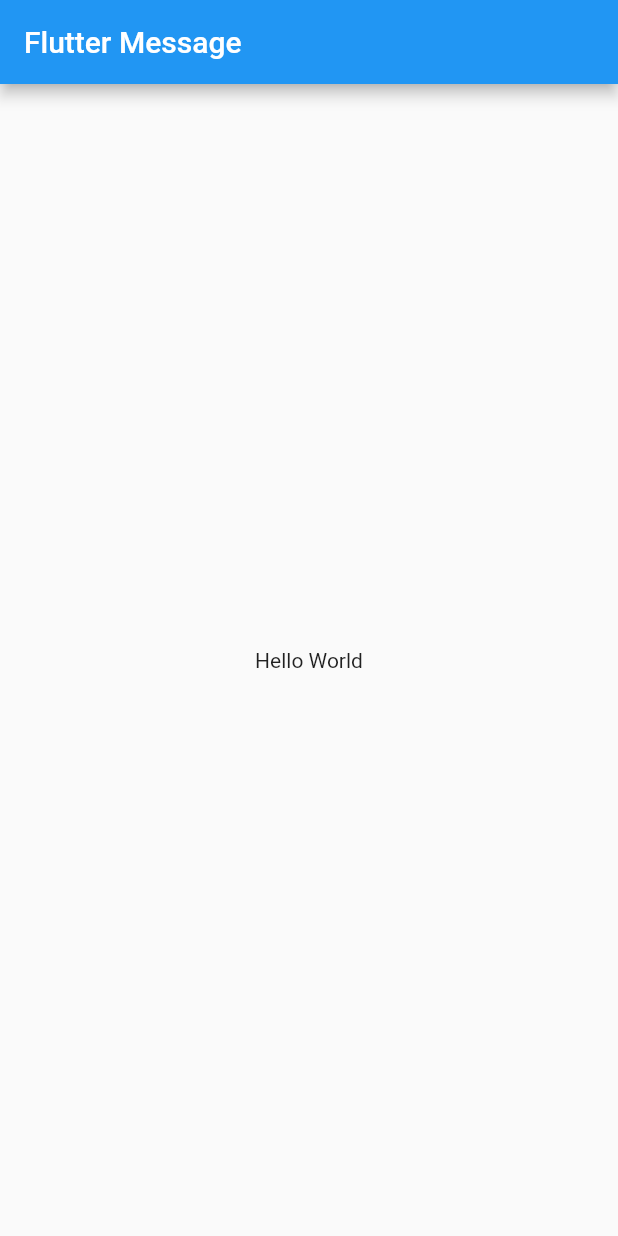
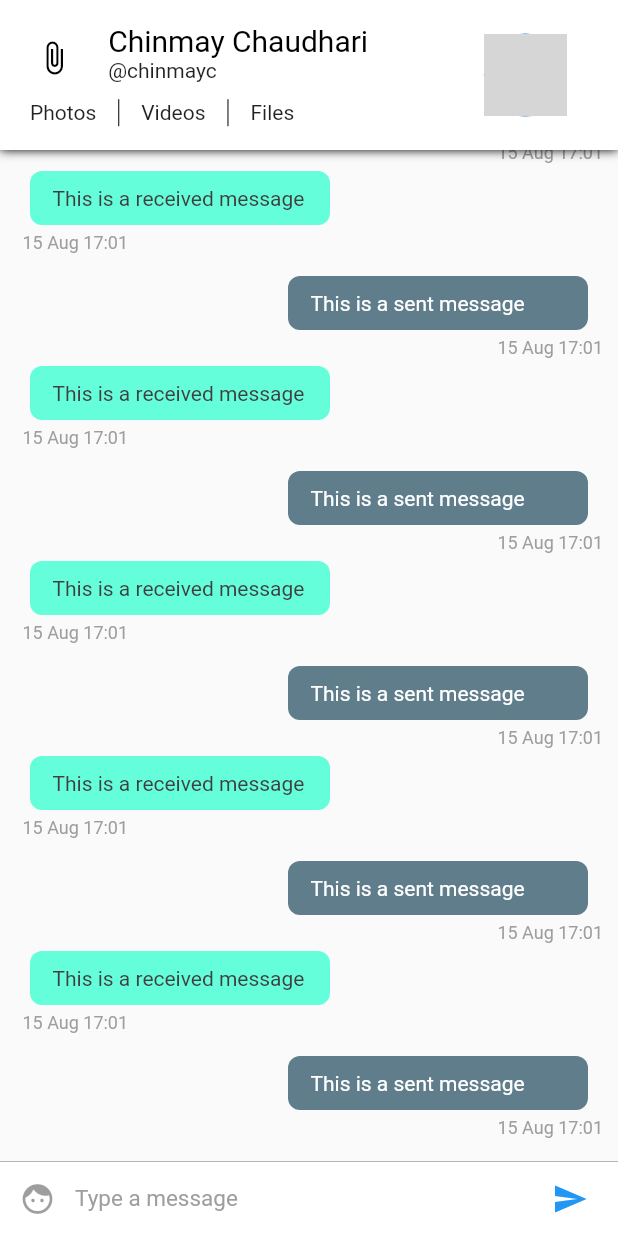
Before and after one commit to chinmayc14/message, a Flutter app: the screen it shows after launch, on a phone screen of 412 x 824 dp. Run offline on Flutter 3.47's test engine with Material 2 defaults, Android fonts, the phone set to English and light mode, and no system bars; grey boxes are pictures that could not be loaded.

Commit message:
third#chatscreen ui

```diff
--- /dev/null
+++ b/lib/config/Assets.dart
@@ -0,0 +1,3 @@
+class Assets {
+  static String user = 'assets/user.png';
+}
--- /dev/null
+++ b/lib/config/Palette.dart
@@ -0,0 +1,15 @@
+import 'package:flutter/material.dart';
+
+// Color palette for the app
+class Palette {
+  static Color primaryColor = Colors.blue;
+  static Color secondaryColor = Colors.black;
+  static Color primaryTextColor = Colors.black;
+  static Color secondaryTextColor = Colors.black87;
+  static Color primaryBackgroundColor = Colors.white;
+  static Color selfMessageBackgroundColor = Colors.blueGrey;
+  static Color otherMessageBackgroundColor = Colors.tealAccent;
+  static Color selfMessageColor = Colors.white;
+  static Color otherMessageColor = Color(0xff3f3f3f);
+  static Color greyColor = Colors.grey;
+}
--- a/lib/main.dart
+++ b/lib/main.dart
@@ -1,8 +1,9 @@
 import 'package:flutter/material.dart';
+import 'package:message/pages/ConversationPageList.dart';
 
-void main() => runApp(MyApp());
+void main() => runApp(Message());
 
-class MyApp extends StatelessWidget {
+class Message extends StatelessWidget {
   // This widget is the root of your application.
   @override
   Widget build(BuildContext context) {
@@ -11,32 +12,7 @@ class MyApp extends StatelessWidget {
       theme: ThemeData(
         primarySwatch: Colors.blue,
       ),
-      home: MyHomePage(title: 'Flutter Message'),
+      home: ConversationPageList(),
     );
   }
 }
-
-class MyHomePage extends StatefulWidget {
-  MyHomePage({Key key, this.title}) : super(key: key);
-
-  final String title;
-
-  @override
-  _MyHomePageState createState() => _MyHomePageState();
-}
-
-class _MyHomePageState extends State<MyHomePage> {
-  @override
-  Widget build(BuildContext context) {
-    return Scaffold(
-      appBar: AppBar(
-        // Here we take the value from the MyHomePage object that was created by
-        // the App.build method, and use it to set our appbar title.
-        title: Text(widget.title),
-      ),
-      body: Center(
-        child: Text('Hello World'),
-      ),
-    );
-  }
-}
--- /dev/null
+++ b/lib/pages/ConversationPage.dart
@@ -0,0 +1,30 @@
+import 'package:flutter/material.dart';
+import 'package:message/widgets/ChatAppBar.dart';
+import 'package:message/widgets/ChatListWidget.dart';
+import 'package:message/widgets/InputWidget.dart';
+
+class ConversationPage extends StatefulWidget {
+  @override
+  _ConversationPageState createState() => _ConversationPageState();
+}
+
+class _ConversationPageState extends State<ConversationPage> {
+  @override
+  Widget build(BuildContext context) {
+    return SafeArea(
+      child: Scaffold(
+        appBar: ChatAppBar(),
+        body: Stack(
+          children: <Widget>[
+            Column(
+              children: <Widget>[
+                ChatListWidget(),
+                InputWidget(),
+              ],
+            ),
+          ],
+        ),
+      ),
+    );
+  }
+}
--- /dev/null
+++ b/lib/pages/ConversationPageList.dart
@@ -0,0 +1,20 @@
+import 'package:flutter/material.dart';
+import 'ConversationPage.dart';
+
+class ConversationPageList extends StatefulWidget {
+  @override
+  _ConversationPageListState createState() => _ConversationPageListState();
+}
+
+class _ConversationPageListState extends State<ConversationPageList> {
+  @override
+  Widget build(BuildContext context) {
+    return PageView(
+      children: <Widget>[
+        ConversationPage(),
+        ConversationPage(),
+        ConversationPage()
+      ],
+    );
+  }
+}
--- /dev/null
+++ b/lib/widgets/ChatAppBar.dart
@@ -0,0 +1,119 @@
+import 'package:flutter/material.dart';
+import 'package:message/config/Palette.dart';
+import 'package:message/config/Assets.dart';
+
+class ChatAppBar extends StatelessWidget implements PreferredSizeWidget {
+  final double height = 100;
+  @override
+  Widget build(BuildContext context) {
+    var textHeading = TextStyle(
+        color: Palette.primaryTextColor,
+        fontSize: 20); // Text style for the name
+    var textStyle = TextStyle(
+        color: Palette.secondaryTextColor); // Text style for everything else
+    double width =
+        MediaQuery.of(context).size.width; // calculate the screen width
+
+    return Material(
+      child: Container(
+        decoration: new BoxDecoration(boxShadow: [
+          //adds a shadow to the appbar
+          new BoxShadow(
+            color: Colors.black,
+            blurRadius: 5.0,
+          )
+        ]),
+        child: Container(
+          color: Palette.primaryBackgroundColor,
+          child: Row(
+            children: <Widget>[
+              Expanded(
+                //we're dividing the appbar into 7 : 3 ratio. 7 is for content and 3 is for the display picture.
+                flex: 7,
+                child: Center(
+                  child: Column(
+                    mainAxisSize: MainAxisSize.min,
+                    children: <Widget>[
+                      Container(
+                          height: 70 - (width * .06),
+                          child: Row(
+                            crossAxisAlignment: CrossAxisAlignment.start,
+                            children: <Widget>[
+                              Expanded(
+                                  flex: 2,
+                                  child: Center(
+                                      child: Icon(
+                                    Icons.attach_file,
+                                    color: Palette.secondaryColor,
+                                  ))),
+                              Expanded(
+                                  flex: 6,
+                                  child: Container(
+                                      child: Column(
+                                    crossAxisAlignment:
+                                        CrossAxisAlignment.start,
+                                    mainAxisAlignment: MainAxisAlignment.center,
+                                    mainAxisSize: MainAxisSize.min,
+                                    children: <Widget>[
+                                      Text('Chinmay Chaudhari',
+                                          style: textHeading),
+                                      Text('@chinmayc', style: textStyle),
+                                    ],
+                                  ))),
+                            ],
+                          )),
+                      //second row containing the buttons for media
+                      Container(
+                          height: 23,
+                          padding: EdgeInsets.fromLTRB(20, 5, 5, 0),
+                          child: Row(
+                            mainAxisAlignment: MainAxisAlignment.start,
+                            crossAxisAlignment: CrossAxisAlignment.center,
+                            children: <Widget>[
+                              Text(
+                                'Photos',
+                                style: textStyle,
+                              ),
+                              VerticalDivider(
+                                width: 30,
+                                color: Palette.primaryTextColor,
+                              ),
+                              Text(
+                                'Videos',
+                                style: textStyle,
+                              ),
+                              VerticalDivider(
+                                width: 30,
+                                color: Palette.primaryTextColor,
+                              ),
+                              Text('Files', style: textStyle)
+                            ],
+                          )),
+                    ],
+                  ),
+                ),
+              ),
+              //This is the display picture
+              Expanded(
+                flex: 3,
+                child: Container(
+                  child: Center(
+                    child: CircleAvatar(
+                      radius: (80 - (width * .06)) / 2,
+                      backgroundImage: Image.asset(
+                        Assets.user,
+                      ).image,
+                    ),
+                  ),
+                ),
+              ),
+            ],
+          ),
+        ),
+      ),
+    );
+  }
+
+  @override
+  Size get preferredSize => Size.fromHeight(height);
+}
--- /dev/null
+++ b/lib/widgets/ChatItemWidget.dart
@@ -0,0 +1,89 @@
+import 'package:flutter/material.dart';
+import 'package:message/config/Palette.dart';
+
+import 'package:intl/intl.dart';
+
+class ChatItemWidget extends StatelessWidget {
+  var index;
+
+  ChatItemWidget(this.index);
+
+  @override
+  Widget build(BuildContext context) {
+    // TODO: implement build
+    if (index % 2 == 0) {
+      //This is the sent message. We'll later use data from firebase instead of index to determine the message is sent or received.
+      return Container(
+          child: Column(children: <Widget>[
+        Row(
+          children: <Widget>[
+            Container(
+              child: Text(
+                'This is a sent message',
+                style: TextStyle(color: Palette.selfMessageColor),
+              ),
+              padding: EdgeInsets.fromLTRB(15.0, 10.0, 15.0, 10.0),
+              width: 200.0,
+              decoration: BoxDecoration(
+                  color: Palette.selfMessageBackgroundColor,
+                  borderRadius: BorderRadius.circular(8.0)),
+              margin: EdgeInsets.only(right: 10.0),
+            )
+          ],
+          mainAxisAlignment:
+              MainAxisAlignment.end, // aligns the chatitem to right end
+        ),
+        Row(mainAxisAlignment: MainAxisAlignment.end, children: <Widget>[
+          Container(
+            child: Text(
+              DateFormat('dd MMM kk:mm')
+                  .format(DateTime.fromMillisecondsSinceEpoch(1565888474278)),
+              style: TextStyle(
+                  color: Palette.greyColor,
+                  fontSize: 12.0,
+                  fontStyle: FontStyle.normal),
+            ),
+            margin: EdgeInsets.only(left: 5.0, top: 5.0, bottom: 5.0),
+          )
+        ])
+      ]));
+    } else {
+      // This is a received message
+      return Container(
+        child: Column(
+          children: <Widget>[
+            Row(
+              children: <Widget>[
+                Container(
+                  child: Text(
+                    'This is a received message',
+                    style: TextStyle(color: Palette.otherMessageColor),
+                  ),
+                  padding: EdgeInsets.fromLTRB(15.0, 10.0, 15.0, 10.0),
+                  width: 200.0,
+                  decoration: BoxDecoration(
+                      color: Palette.otherMessageBackgroundColor,
+                      borderRadius: BorderRadius.circular(8.0)),
+                  margin: EdgeInsets.only(left: 10.0),
+                )
+              ],
+            ),
+            Container(
+              child: Text(
+                DateFormat('dd MMM kk:mm')
+                    .format(DateTime.fromMillisecondsSinceEpoch(1565888474278)),
+                style: TextStyle(
+                    color: Palette.greyColor,
+                    fontSize: 12.0,
+                    fontStyle: FontStyle.normal),
+              ),
+              margin: EdgeInsets.only(left: 5.0, top: 5.0, bottom: 5.0),
+            )
+          ],
+          crossAxisAlignment: CrossAxisAlignment.start,
+        ),
+        margin: EdgeInsets.only(bottom: 10.0),
+      );
+    }
+  }
+}
--- /dev/null
+++ b/lib/widgets/ChatListWidget.dart
@@ -0,0 +1,19 @@
+import 'package:flutter/material.dart';
+
+import 'ChatItemWidget.dart';
+
+class ChatListWidget extends StatelessWidget {
+  final ScrollController listScrollController = new ScrollController();
+  @override
+  Widget build(BuildContext context) {
+    // TODO: implement build
+    return Flexible(
+        child: ListView.builder(
+      padding: EdgeInsets.all(10.0),
+      itemBuilder: (context, index) => ChatItemWidget(index),
+      itemCount: 20,
+      reverse: true,
+      controller: listScrollController,
+    ));
+  }
+}
--- /dev/null
+++ b/lib/widgets/InputWidget.dart
@@ -0,0 +1,61 @@
+import 'package:flutter/material.dart';
+import 'package:message/config/Palette.dart';
+
+class InputWidget extends StatelessWidget {
+  final TextEditingController textEditingController =
+      new TextEditingController();
+
+  @override
+  Widget build(BuildContext context) {
+    return Container(
+      child: Row(
+        children: <Widget>[
+          Material(
+            child: new Container(
+              margin: new EdgeInsets.symmetric(horizontal: 1.0),
+              child: new IconButton(
+                icon: new Icon(Icons.face),
+                color: Palette.primaryColor,
+              ),
+            ),
+            color: Colors.white,
+          ),
+
+          // Text input
+          Flexible(
+            child: Container(
+              child: TextField(
+                style:
+                    TextStyle(color: Palette.primaryTextColor, fontSize: 15.0),
+                controller: textEditingController,
+                decoration: InputDecoration.collapsed(
+                  hintText: 'Type a message',
+                  hintStyle: TextStyle(color: Palette.greyColor),
+                ),
+              ),
+            ),
+          ),
+
+          // Send Message Button
+          Material(
+            child: new Container(
+              margin: new EdgeInsets.symmetric(horizontal: 8.0),
+              child: new IconButton(
+                icon: new Icon(Icons.send),
+                onPressed: () => {},
+                color: Palette.primaryColor,
+              ),
+            ),
+            color: Colors.white,
+          ),
+        ],
+      ),
+      width: double.infinity,
+      height: 50.0,
+      decoration: new BoxDecoration(
+          border: new Border(
+              top: new BorderSide(color: Palette.greyColor, width: 0.5)),
+          color: Colors.white),
+    );
+  }
+}
--- a/pubspec.yaml
+++ b/pubspec.yaml
@@ -23,6 +23,7 @@ dependencies:
   # The following adds the Cupertino Icons font to your application.
   # Use with the CupertinoIcons class for iOS style icons.
   cupertino_icons: ^0.1.2
+  intl: ^0.16.1
 
 dev_dependencies:
   flutter_test:
@@ -41,8 +42,8 @@ flutter:
   uses-material-design: true
 
   # To add assets to your application, add an assets section, like this:
-  # assets:
-  #  - images/a_dot_burr.jpeg
+  assets:
+    - assets/
   #  - images/a_dot_ham.jpeg
 
   # An image asset can refer to one or more resolution-specific "variants", see
```
Also changed, not shown: pubspec.lock, 1 other file.
